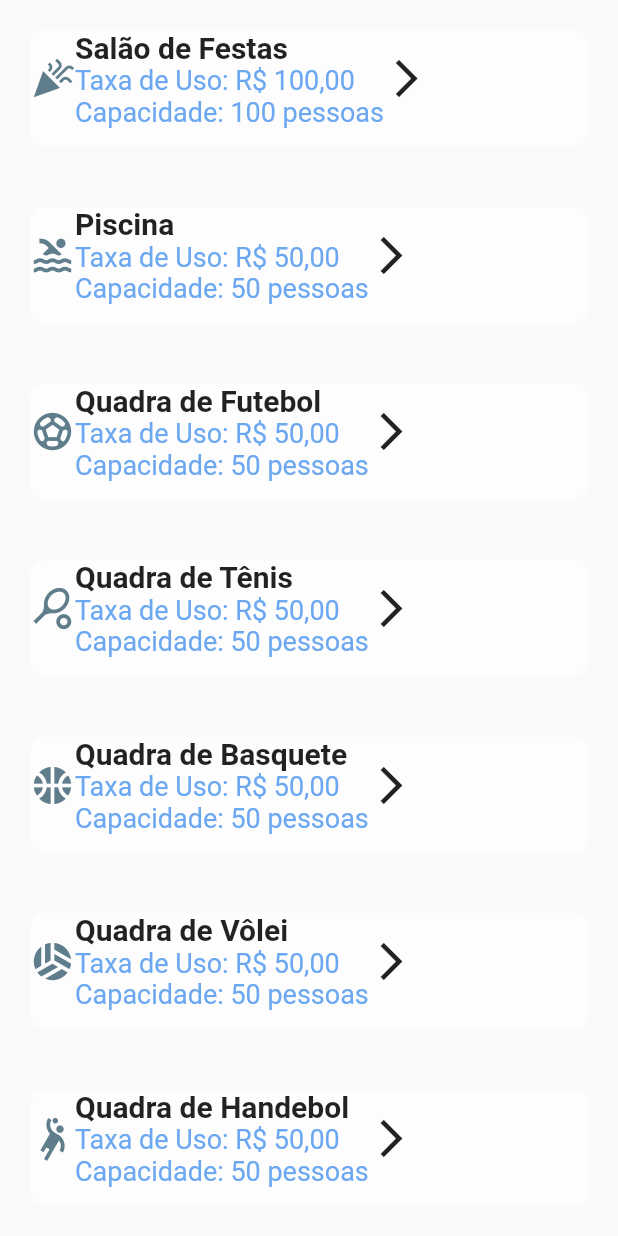
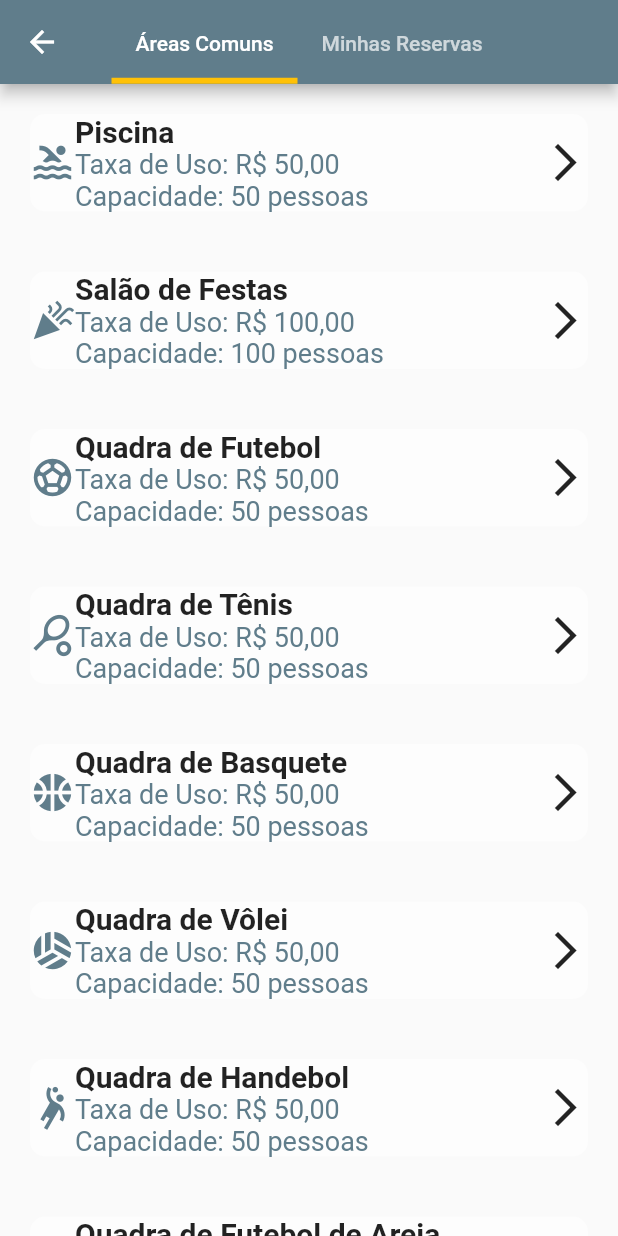
Before and after one commit to GuiLisboa/moradas_flutter, a Flutter app: the ReservePage screen opened directly, on a phone screen of 412 x 824 dp. Run offline on Flutter 3.47's test engine with Material 2 defaults, Android fonts, the phone set to English and light mode, and no system bars.

Commit message:
mudanças página reservas

```diff
--- a/lib/constants.dart
+++ b/lib/constants.dart
@@ -14,7 +14,7 @@ const kLabelStyle = TextStyle(
 );
 
 final kBoxDecorationStyle = BoxDecoration(
-  color: const Color(0xFF6CA8F1),
+  color: const Color(colorBlueSimple),
   borderRadius: BorderRadius.circular(10.0),
   boxShadow: const [
     BoxShadow(
--- a/lib/features/components/title_card_reserve_widget.dart
+++ b/lib/features/components/title_card_reserve_widget.dart
@@ -1,5 +1,6 @@
 // ignore_for_file: public_member_api_docs, sort_constructors_first
 import 'package:flutter/material.dart';
+import 'package:moradas/constants.dart';
 
 class TitleCardReserveWidget extends StatelessWidget {
   final IconData leftIcon;
@@ -47,25 +48,28 @@ class TitleCardReserveWidget extends StatelessWidget {
                   ),
                   Text(
                     usageFee,
-                    style:
-                        const TextStyle(fontSize: 18, color: Color(0xFF6CA8F1)),
+                    style: const TextStyle(
+                        fontSize: 18, color: Color(colorBlueSimple)),
                   ),
                   Text(
                     capacity,
                     style: const TextStyle(
                       fontSize: 18,
-                      color: Color(0xFF6CA8F1),
+                      color: Color(colorBlueSimple),
                     ),
                   ),
                 ],
               ),
-              Column(
+              Expanded(
+                child: Column(
+                  crossAxisAlignment: CrossAxisAlignment.end,
                   children: [
                     Icon(
                       Icons.arrow_forward_ios,
                       size: 30,
                     ),
                   ],
+                ),
               )
             ],
           ),
--- a/lib/features/homePage/home_page.dart
+++ b/lib/features/homePage/home_page.dart
@@ -17,6 +17,9 @@ class _HomePageState extends State<HomePage> {
   static const List<Widget> _widgetOptions = <Widget>[
     Initialpage(),
     ReservePage(),
+    const Text('Index 2: Ocorrências'),
+    const Text('Index 3: Documentos'),
+    const Text('Index 4: Prestação de Contas'),
   ];
 
   void _onItemTapped(int index) {
@@ -28,7 +31,9 @@ class _HomePageState extends State<HomePage> {
   @override
   Widget build(BuildContext context) {
     return MaterialApp(
-      theme: ThemeData(primaryColor: const Color(colorBlueSimple), scaffoldBackgroundColor: const Color.fromARGB(255, 198, 204, 207)),
+      theme: ThemeData(
+          primaryColor: const Color(colorBlueSimple),
+          scaffoldBackgroundColor: const Color.fromARGB(255, 198, 204, 207)),
       home: Scaffold(
         appBar: AppBar(
           title: const Text('Moradas'),
@@ -41,11 +46,26 @@ class _HomePageState extends State<HomePage> {
         ),
         bottomNavigationBar: BottomNavigationBar(
           items: const <BottomNavigationBarItem>[
-            BottomNavigationBarItem(icon: Icon(Icons.home), label: 'Início', backgroundColor: Color(colorBlueSimple)),
-            BottomNavigationBarItem(icon: Icon(Icons.real_estate_agent), label: 'Reservas', backgroundColor: Color(colorBlueSimple)),
-            BottomNavigationBarItem(icon: Icon(Icons.report_problem), label: 'Ocorrências', backgroundColor: Color(colorBlueSimple)),
-            BottomNavigationBarItem(icon: Icon(Icons.description), label: 'Documentos', backgroundColor: Color(colorBlueSimple)),
-            BottomNavigationBarItem(icon: Icon(Icons.account_balance_wallet), label: 'Prestação de Contas', backgroundColor: Color(colorBlueSimple)),
+            BottomNavigationBarItem(
+                icon: Icon(Icons.home),
+                label: 'Início',
+                backgroundColor: Color(colorBlueSimple)),
+            BottomNavigationBarItem(
+                icon: Icon(Icons.real_estate_agent),
+                label: 'Reservas',
+                backgroundColor: Color(colorBlueSimple)),
+            BottomNavigationBarItem(
+                icon: Icon(Icons.report_problem),
+                label: 'Ocorrências',
+                backgroundColor: Color(colorBlueSimple)),
+            BottomNavigationBarItem(
+                icon: Icon(Icons.description),
+                label: 'Documentos',
+                backgroundColor: Color(colorBlueSimple)),
+            BottomNavigationBarItem(
+                icon: Icon(Icons.account_balance_wallet),
+                label: 'Prestação de Contas',
+                backgroundColor: Color(colorBlueSimple)),
           ],
           currentIndex: _selectedIndex,
           selectedItemColor: Colors.amber[800],
--- a/lib/features/reserve/reserve_page.dart
+++ b/lib/features/reserve/reserve_page.dart
@@ -1,16 +1,71 @@
-import 'dart:io';
-
 import 'package:flutter/material.dart';
 import 'package:moradas/constants.dart';
 import 'package:moradas/features/components/title_card_reserve_widget.dart';
 
-class ReservePage extends StatelessWidget {
+class ReservePage extends StatefulWidget {
   const ReservePage({super.key});
 
   @override
+  State<ReservePage> createState() => _ReservePageState();
+}
+
+class _ReservePageState extends State<ReservePage>
+    with SingleTickerProviderStateMixin {
+  static const List<Tab> tabs = <Tab>[
+    Tab(text: 'Áreas Comuns'),
+    Tab(text: 'Minhas Reservas'),
+  ];
+
+  late TabController _controller;
+
+  @override
+  void initState() {
+    super.initState();
+    _controller = TabController(length: tabs.length, vsync: this);
+  }
+
+  @override
+  void dispose() {
+    _controller.dispose();
+    super.dispose();
+  }
+
+  @override
   Widget build(BuildContext context) {
-    return Column(
+    return Scaffold(
+      appBar: AppBar(
+        backgroundColor: Color(colorBlueSimple),
+        flexibleSpace: Column(
+          mainAxisAlignment: MainAxisAlignment.end,
           children: [
+            TabBar(
+              labelColor: Colors.white,
+              indicatorColor: Colors.amber,
+              indicatorWeight: 4,
+              padding: EdgeInsets.all(0.1),
+              controller: _controller,
+              isScrollable: true,
+              tabs: tabs,
+              onTap: (index) {
+                setState(() {
+                  _controller.index = index;
+                });
+              },
+            )
+          ],
+        ),
+      ),
+      body: TabBarView(controller: _controller, children: [
+        ListView(
+          children: <Widget>[
+            Expanded(
+              child: TitleCardReserveWidget(
+                  leftIcon: Icons.pool,
+                  iconColor: Color(colorBlueSimple),
+                  title: 'Piscina',
+                  usageFee: 'Taxa de Uso: R\$ 50,00',
+                  capacity: 'Capacidade: 50 pessoas'),
+            ),
             Expanded(
               child: TitleCardReserveWidget(
                   leftIcon: Icons.celebration,
@@ -18,14 +73,6 @@ class ReservePage extends StatelessWidget {
                   title: 'Salão de Festas',
                   usageFee: 'Taxa de Uso: R\$ 100,00',
                   capacity: 'Capacidade: 100 pessoas'),
-        ),
-        Expanded(
-          child: TitleCardReserveWidget(
-              leftIcon: Icons.pool,
-              iconColor: Color(colorBlueSimple),
-              title: 'Piscina',
-              usageFee: 'Taxa de Uso: R\$ 50,00',
-              capacity: 'Capacidade: 50 pessoas'),
             ),
             Expanded(
               child: TitleCardReserveWidget(
@@ -67,7 +114,69 @@ class ReservePage extends StatelessWidget {
                   usageFee: 'Taxa de Uso: R\$ 50,00',
                   capacity: 'Capacidade: 50 pessoas'),
             ),
+            Expanded(
+              child: TitleCardReserveWidget(
+                  leftIcon: Icons.sports_baseball,
+                  iconColor: Color(colorBlueSimple),
+                  title: 'Quadra de Futebol de Areia',
+                  usageFee: 'Taxa de Uso: R\$ 50,00',
+                  capacity: 'Capacidade: 50 pessoas'),
+            ),
+            Expanded(
+              child: TitleCardReserveWidget(
+                  leftIcon: Icons.sports_cricket,
+                  iconColor: Color(colorBlueSimple),
+                  title: 'Quadra de Cricket',
+                  usageFee: 'Taxa de Uso: R\$ 50,00',
+                  capacity: 'Capacidade: 50 pessoas'),
+            ),
+            Expanded(
+              child: TitleCardReserveWidget(
+                  leftIcon: Icons.sports_golf,
+                  iconColor: Color(colorBlueSimple),
+                  title: 'Quadra de Golf',
+                  usageFee: 'Taxa de Uso: R\$ 50,00',
+                  capacity: 'Capacidade: 50 pessoas'),
+            ),
+            Expanded(
+              child: TitleCardReserveWidget(
+                  leftIcon: Icons.sports_mma,
+                  iconColor: Color(colorBlueSimple),
+                  title: 'Quadra de MMA',
+                  usageFee: 'Taxa de Uso: R\$ 50,00',
+                  capacity: 'Capacidade: 50 pessoas'),
+            ),
+            Expanded(
+              child: TitleCardReserveWidget(
+                  leftIcon: Icons.sports_rugby,
+                  iconColor: Color(colorBlueSimple),
+                  title: 'Quadra de Rugby',
+                  usageFee: 'Taxa de Uso: R\$ 50,00',
+                  capacity: 'Capacidade: 50 pessoas'),
+            ),
           ],
+        ),
+        ListView(
+          children: <Widget>[
+            Expanded(
+              child: TitleCardReserveWidget(
+                  leftIcon: Icons.pool,
+                  iconColor: Color(colorBlueSimple),
+                  title: 'Piscina',
+                  usageFee: 'Taxa de Uso: R\$ 50,00',
+                  capacity: 'Capacidade: 50 pessoas'),
+            ),
+            Expanded(
+              child: TitleCardReserveWidget(
+                  leftIcon: Icons.celebration,
+                  iconColor: Color(colorBlueSimple),
+                  title: 'Salão de Festas',
+                  usageFee: 'Taxa de Uso: R\$ 100,00',
+                  capacity: 'Capacidade: 100 pessoas'),
+            ),
+          ],
+        ),
+      ]),
     );
   }
 }
--- a/lib/main.dart
+++ b/lib/main.dart
@@ -19,7 +19,6 @@ class MyApp extends StatelessWidget {
       routes: {
         '/login': (context) => const LoginPage(),
         '/home': (context) => const HomePage(),
-        // '/reserve': (context) => const BodyReserveScreen(),
       },
     );
   }
```
Lines whose indentation alone changed are shown as unchanged.
